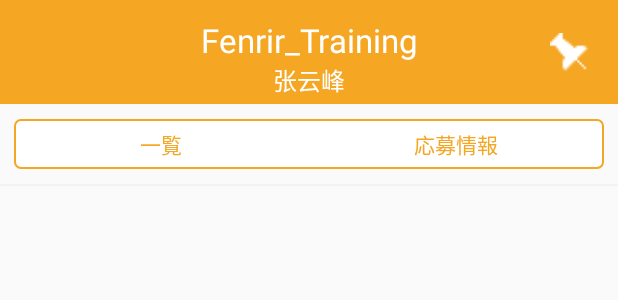
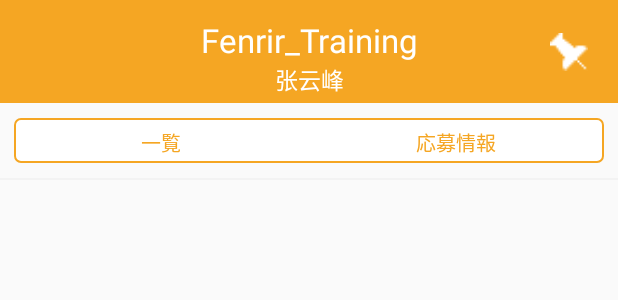
Before and after one commit to ZYF99/Fenrir_stage4, an Android app: the layout activity_main.xml on its own in the app's theme, with its tools: preview values and no code run, on a phone screen of 412 x 824 dp. Shown: the top 300 px of the screen. Run offline under Robolectric (Android 15) with nearby library versions, the phone set to English and light mode, and no system bars.

Commit message:
局部删除fix

```diff
--- a/app/src/main/java/com/example/fenrir_stage4/mainac/ui/homepage/HomepageViewModel.kt
+++ b/app/src/main/java/com/example/fenrir_stage4/mainac/ui/homepage/HomepageViewModel.kt
@@ -1,18 +1,15 @@
 package com.example.fenrir_stage4.mainac.ui.homepage
 
 import android.app.Application
-import android.os.Handler
 import androidx.lifecycle.MutableLiveData
 import com.example.fenrir_stage4.manager.api.JobService
 import com.example.fenrir_stage4.base.BaseViewModel
 import com.example.fenrir_stage4.model.Job
 import com.example.fenrir_stage4.utils.SharedPreferencesUtil
-import io.reactivex.Single
 import io.reactivex.SingleTransformer
 import io.reactivex.android.schedulers.AndroidSchedulers
 import io.reactivex.schedulers.Schedulers
 import org.kodein.di.generic.instance
-import java.util.concurrent.TimeUnit
 
 
 class HomepageViewModel(application: Application) : BaseViewModel(application) {
--- a/app/src/main/java/com/example/fenrir_stage4/mainac/ui/homepage/JobListAdapter.kt
+++ b/app/src/main/java/com/example/fenrir_stage4/mainac/ui/homepage/JobListAdapter.kt
@@ -5,6 +5,7 @@ import android.content.Context
 import android.view.LayoutInflater
 import android.view.View
 import android.view.ViewGroup
+import android.widget.LinearLayout
 import androidx.databinding.DataBindingUtil
 import androidx.recyclerview.widget.RecyclerView
 import androidx.viewpager.widget.ViewPager
@@ -52,7 +53,7 @@ class JobListAdapter(
         //the last stationImage current position
         private var oldStationPage = -1
 
-        val collectionBtn = binding.collectBtn
+        val collectionBtn: LinearLayout = binding.collectBtn
 
         @SuppressLint("SetTextI18n")
         fun onBind(
--- a/app/src/main/java/com/example/fenrir_stage4/mainac/ui/mine/MineFragment.kt
+++ b/app/src/main/java/com/example/fenrir_stage4/mainac/ui/mine/MineFragment.kt
@@ -3,9 +3,8 @@ package com.example.fenrir_stage4.mainac.ui.mine
 import android.annotation.SuppressLint
 import android.view.View
 import android.widget.TextView
-import com.example.basetemplate.main.ui.mine.MineViewModel
-import com.example.common.widget.DatePopView
-import com.example.common.widget.JobPopView
+import com.example.fenrir_stage4.mainac.ui.widget.DatePopView
+import com.example.fenrir_stage4.mainac.ui.widget.JobPopView
 import com.example.fenrir_stage4.base.BindingFragment
 import com.example.fenrir_stage4.R
 import com.example.fenrir_stage4.databinding.MineBinding
--- a/app/src/main/java/com/example/fenrir_stage4/mainac/ui/widget/CityPopView.kt
+++ b/app/src/main/java/com/example/fenrir_stage4/mainac/ui/widget/CityPopView.kt
@@ -3,7 +3,6 @@ package com.example.fenrir_stage4.mainac.ui.widget
 import android.annotation.SuppressLint
 import android.content.Context
 import android.view.LayoutInflater
-import com.example.common.widget.WheelView
 import com.example.fenrir_stage4.R
 
 class CityPopView(context: Context) : BottomDialogView(context) {
--- a/app/src/main/java/com/example/fenrir_stage4/mainac/ui/widget/DatePopView.kt
+++ b/app/src/main/java/com/example/fenrir_stage4/mainac/ui/widget/DatePopView.kt
@@ -1,11 +1,10 @@
-package com.example.common.widget
+package com.example.fenrir_stage4.mainac.ui.widget
 
 import android.annotation.SuppressLint
 import android.content.Context
 import android.view.LayoutInflater
 import android.view.View
 import com.example.fenrir_stage4.R
-import com.example.fenrir_stage4.mainac.ui.widget.BottomDialogView
 import java.text.SimpleDateFormat
 import java.util.*
 
--- a/app/src/main/java/com/example/fenrir_stage4/mainac/ui/widget/JobPopView.kt
+++ b/app/src/main/java/com/example/fenrir_stage4/mainac/ui/widget/JobPopView.kt
@@ -1,10 +1,9 @@
-package com.example.common.widget
+package com.example.fenrir_stage4.mainac.ui.widget
 
 import android.annotation.SuppressLint
 import android.content.Context
 import android.view.LayoutInflater
 import com.example.fenrir_stage4.R
-import com.example.fenrir_stage4.mainac.ui.widget.BottomDialogView
 
 class JobPopView(context: Context) : BottomDialogView(context) {
 
--- a/app/src/main/java/com/example/fenrir_stage4/mainac/ui/widget/SexBox.kt
+++ b/app/src/main/java/com/example/fenrir_stage4/mainac/ui/widget/SexBox.kt
@@ -1,4 +1,4 @@
-package com.example.common.widget
+package com.example.fenrir_stage4.mainac.ui.widget
 
 import android.content.Context
 
--- a/app/src/main/java/com/example/fenrir_stage4/mainac/ui/widget/WheelView.kt
+++ b/app/src/main/java/com/example/fenrir_stage4/mainac/ui/widget/WheelView.kt
@@ -1,4 +1,4 @@
-package com.example.common.widget
+package com.example.fenrir_stage4.mainac.ui.widget
 
 import android.content.Context
 import android.graphics.Paint
--- a/app/src/main/java/com/example/fenrir_stage4/utils/SharedPreferencesUtil.kt
+++ b/app/src/main/java/com/example/fenrir_stage4/utils/SharedPreferencesUtil.kt
@@ -83,7 +83,7 @@ class SharedPreferencesUtil private constructor(context: Context, name: String)
         }
 
         fun <T : Any> putListData(key: String, list: MutableList<T>): Boolean {
-            var result = true
+            var result: Boolean
             var type = "Boolean"
             if(list.isNotEmpty()){
                 type = list[0].run { javaClass.simpleName }
--- a/app/src/main/res/layout/activity_main.xml
+++ b/app/src/main/res/layout/activity_main.xml
@@ -5,7 +5,7 @@
         <import type="android.view.View"/>
         <variable
                 name="main"
-                type="com.example.basetemplate.main.ui.mine.MineViewModel"/>
+                type="com.example.fenrir_stage4.mainac.ui.mine.MineViewModel"/>
 
     </data>
     <LinearLayout
@@ -41,7 +41,7 @@
                     android:layout_height="wrap_content"
                     android:textColor="@color/text_title"
                     android:id="@+id/tv_title_sec"
-                    android:textSize="16sp"
+                    android:textSize="15sp"
                     app:layout_constraintTop_toBottomOf="@+id/tv_title_fir"
                     android:layout_marginEnd="8dp"
                     app:layout_constraintEnd_toEndOf="parent"
@@ -73,16 +73,16 @@
             <LinearLayout
                     android:orientation="vertical"
                     android:layout_width="match_parent"
-                    android:layout_height="match_parent">
+                    android:layout_height="match_parent" android:gravity="center_horizontal">
 
                 <LinearLayout
                         android:id="@+id/lin_tab"
                         android:layout_width="match_parent"
                         android:layout_height="wrap_content"
+                        android:layout_marginTop="10dp"
+                        android:layout_marginBottom="10dp"
                         android:layout_marginLeft="9dp"
                         android:layout_marginRight="9dp"
-                        android:layout_marginTop="10dp"
-                        android:layout_marginBottom="10dp"
                         android:background="@drawable/bg_tabrect"
                         android:orientation="horizontal">
 
@@ -90,23 +90,23 @@
                     <TextView
                             android:text="一覧"
                             android:layout_width="match_parent"
-                            android:layout_height="match_parent"
+                            android:layout_height="30dp"
                             android:textColor="@color/colorAccent"
                             android:focusable="true"
                             android:clickable="true"
                             android:padding="6dp"
-                            android:textSize="14sp"
+                            android:textSize="13sp"
                             android:gravity="center"
                             android:id="@+id/tab_1"
                             android:layout_weight="1"/>
                     <TextView
                             android:text="応募情報"
                             android:layout_width="match_parent"
-                            android:layout_height="match_parent"
+                            android:layout_height="30dp"
                             android:textColor="@color/colorAccent"
                             android:focusable="true"
                             android:clickable="true"
-                            android:textSize="14sp"
+                            android:textSize="13sp"
                             android:padding="6dp"
                             android:gravity="center"
                             android:id="@+id/tab_2"
--- a/app/src/main/res/layout/citypickerview.xml
+++ b/app/src/main/res/layout/citypickerview.xml
@@ -72,7 +72,7 @@
                 app:layout_constraintBottom_toBottomOf="parent">
 
 
-            <com.example.common.widget.WheelView
+            <com.example.fenrir_stage4.mainac.ui.widget.WheelView
                     android:id="@+id/city"
                     android:layout_weight="1"
                     android:layout_width="match_parent"
--- a/app/src/main/res/layout/datepickerview.xml
+++ b/app/src/main/res/layout/datepickerview.xml
@@ -78,19 +78,19 @@
                     android:layout_marginRight="20dp"
                     android:orientation="horizontal">
 
-                <com.example.common.widget.WheelView
+                <com.example.fenrir_stage4.mainac.ui.widget.WheelView
                         android:id="@+id/year"
                         android:layout_weight="1"
                         android:layout_width="0dp"
                         android:layout_height="100dp"/>
 
-                <com.example.common.widget.WheelView
+                <com.example.fenrir_stage4.mainac.ui.widget.WheelView
                         android:id="@+id/month"
                         android:layout_weight="1"
                         android:layout_width="0dp"
                         android:layout_height="100dp"/>
 
-                <com.example.common.widget.WheelView
+                <com.example.fenrir_stage4.mainac.ui.widget.WheelView
                         android:id="@+id/day"
                         android:layout_weight="1"
                         android:layout_width="0dp"
--- a/app/src/main/res/layout/fragment_mine.xml
+++ b/app/src/main/res/layout/fragment_mine.xml
@@ -6,7 +6,7 @@
         <import type="android.view.View"/>
         <variable
                 name="userInfo"
-                type="com.example.basetemplate.main.ui.mine.MineViewModel"/>
+                type="com.example.fenrir_stage4.mainac.ui.mine.MineViewModel"/>
 
     </data>
 
@@ -309,7 +309,7 @@
                             android:textColor="@color/text_inputLin_error"
                             android:layout_weight="0"/>
                 </LinearLayout>
-                <com.example.common.widget.SexBox
+                <com.example.fenrir_stage4.mainac.ui.widget.SexBox
                         android:id="@+id/sexbox"
                         android:layout_width="match_parent"
                         android:layout_height="wrap_content"
@@ -317,7 +317,7 @@
                         android:layout_marginStart="6dp"
                         android:layout_weight="1">
 
-                </com.example.common.widget.SexBox>
+                </com.example.fenrir_stage4.mainac.ui.widget.SexBox>
 
             </LinearLayout>
             <LinearLayout
```
Also changed, not shown: app/src/main/java/com/example/fenrir_stage4/base/BindingFragment.kt (+0 -10 lines), app/src/main/java/com/example/fenrir_stage4/mainac/ui/MainActivity.kt (+7 -29 lines), app/src/main/java/com/example/fenrir_stage4/mainac/ui/MainViewModel.kt (+1 -6 lines), app/src/main/java/com/example/fenrir_stage4/mainac/ui/homepage/HomepageFragment.kt (+25 -7 lines), app/src/main/java/com/example/fenrir_stage4/mainac/ui/mine/MineViewModel.kt (+2 -6 lines), app/src/main/java/com/example/fenrir_stage4/model/ObservableUser.kt (deleted, +0 -35 lines), app/src/main/res/layout/homepage_item_layout.xml (+5 -4 lines).
